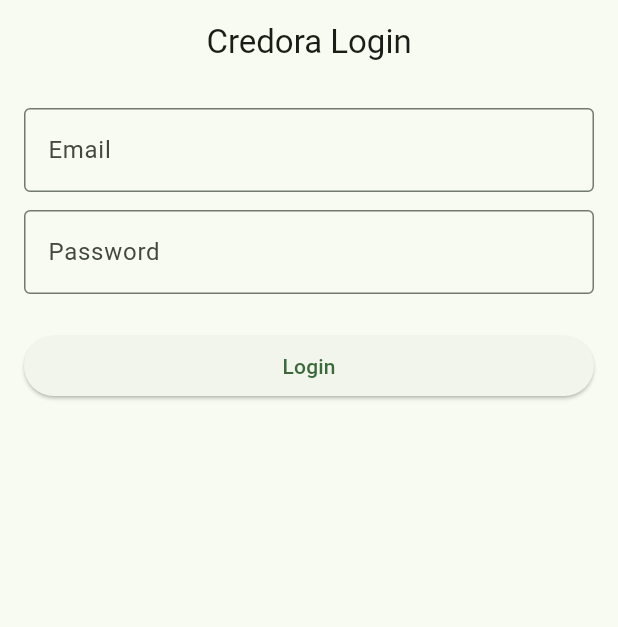
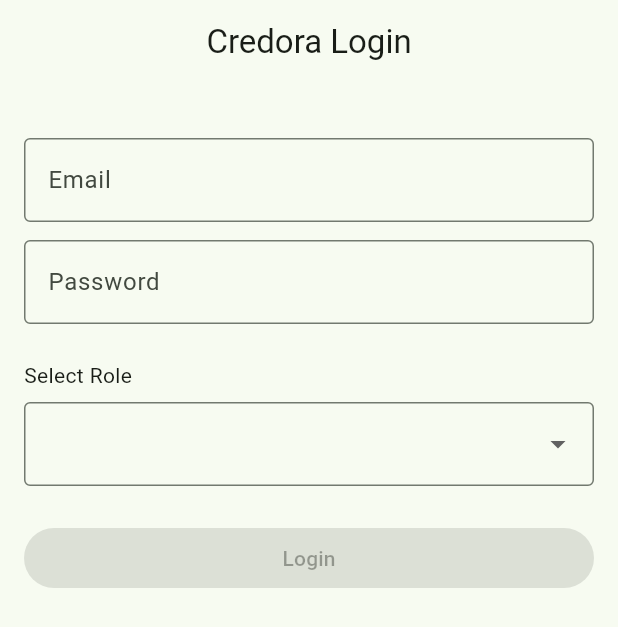
Before and after one commit to Sanjay1266/Credora-, a Flutter app: the screen it shows after launch, on a phone screen of 412 x 824 dp. Shown: the top 627 px of the screen. Run offline on Flutter 3.47's test engine with Material 3 defaults, Android fonts, the light colour scheme and no system bars; our stand-ins replace flutter_riverpod, geolocator, go_router, image_picker.

Commit message:
The users interfaces have been added

```diff
--- /dev/null
+++ b/lib/core/constants/user_role.dart
@@ -0,0 +1,5 @@
+enum UserRole {
+  user,
+  verifier,
+  admin,
+}
--- /dev/null
+++ b/lib/core/providers/auth_provider.dart
@@ -0,0 +1,4 @@
+import 'package:flutter_riverpod/flutter_riverpod.dart';
+import '../constants/user_role.dart';
+
+final userRoleProvider = StateProvider<UserRole?>((ref) => null);
--- a/lib/features/auth/login_screen.dart
+++ b/lib/features/auth/login_screen.dart
@@ -1,9 +1,19 @@
-// Auto-generated file
 import 'package:flutter/material.dart';
+import 'package:flutter_riverpod/flutter_riverpod.dart';
 import 'package:go_router/go_router.dart';
 
-class LoginScreen extends StatelessWidget {
+import '../../core/constants/user_role.dart';
+import '../../core/providers/auth_provider.dart';
+
+class LoginScreen extends ConsumerStatefulWidget {
   const LoginScreen({super.key});
+
+  @override
+  ConsumerState<LoginScreen> createState() => _LoginScreenState();
+}
+
+class _LoginScreenState extends ConsumerState<LoginScreen> {
+  UserRole? _selectedRole;
 
   @override
   Widget build(BuildContext context) {
@@ -11,23 +21,63 @@
       appBar: AppBar(title: const Text('Credora Login')),
       body: Padding(
         padding: const EdgeInsets.all(16),
-        child: Column(
+        child: ListView(
           children: [
+            const SizedBox(height: 20),
+
             TextField(
               decoration: const InputDecoration(labelText: 'Email'),
             ),
             const SizedBox(height: 12),
+
             TextField(
               obscureText: true,
               decoration: const InputDecoration(labelText: 'Password'),
             ),
             const SizedBox(height: 24),
+
+            const Text('Select Role'),
+            const SizedBox(height: 8),
+
+            DropdownButtonFormField<UserRole>(
+              value: _selectedRole,
+              items: const [
+                DropdownMenuItem(
+                  value: UserRole.user,
+                  child: Text('Project Owner / User'),
+                ),
+                DropdownMenuItem(
+                  value: UserRole.verifier,
+                  child: Text('Verifier'),
+                ),
+                DropdownMenuItem(
+                  value: UserRole.admin,
+                  child: Text('Admin'),
+                ),
+              ],
+              onChanged: (role) {
+                setState(() {
+                  _selectedRole = role;
+                });
+              },
+              decoration: const InputDecoration(
+                border: OutlineInputBorder(),
+              ),
+            ),
+
+            const SizedBox(height: 24),
+
             SizedBox(
               width: double.infinity,
               child: ElevatedButton(
-                onPressed: () {
-                  context.go('/dashboard');
-                },
+                onPressed: _selectedRole == null
+                    ? null
+                    : () {
+                        ref.read(userRoleProvider.notifier).state =
+                            _selectedRole;
+
+                        context.go('/dashboard');
+                      },
                 child: const Text('Login'),
               ),
             ),
```
Also changed, not shown: lib/features/dashboard/admin_dashboard.dart (added, +18 -0 lines), lib/features/dashboard/dashboard_screen.dart (+22 -32 lines), lib/features/dashboard/user_dashboard.dart (added, +28 -0 lines), lib/features/dashboard/verifier_dashboard.dart (added, +28 -0 lines), pubspec.yaml (+31 -4 lines), pubspec.lock, 3 other files.
